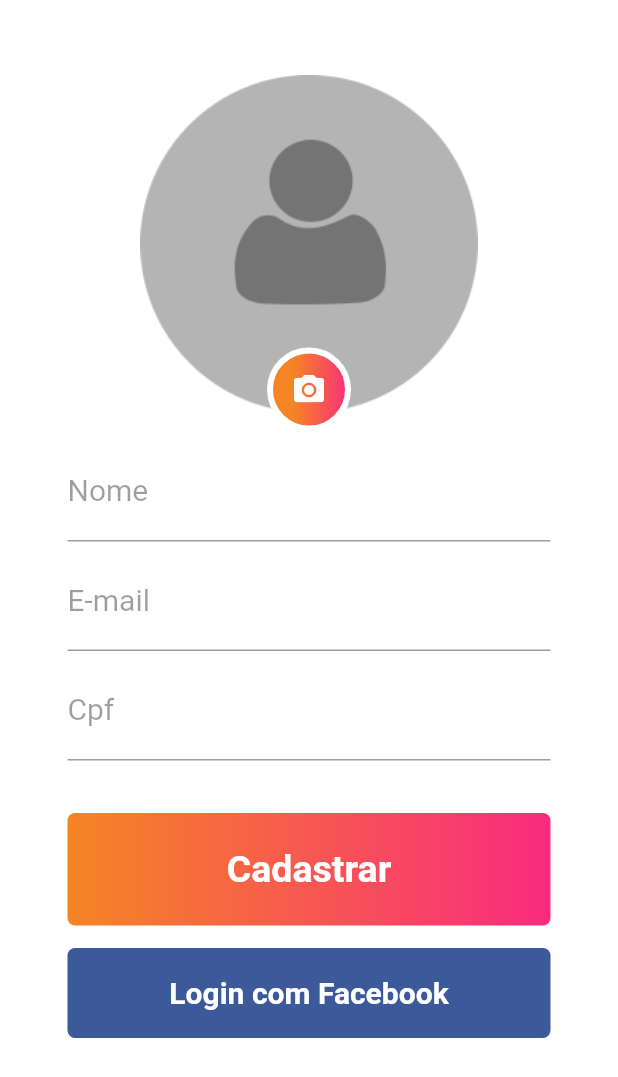
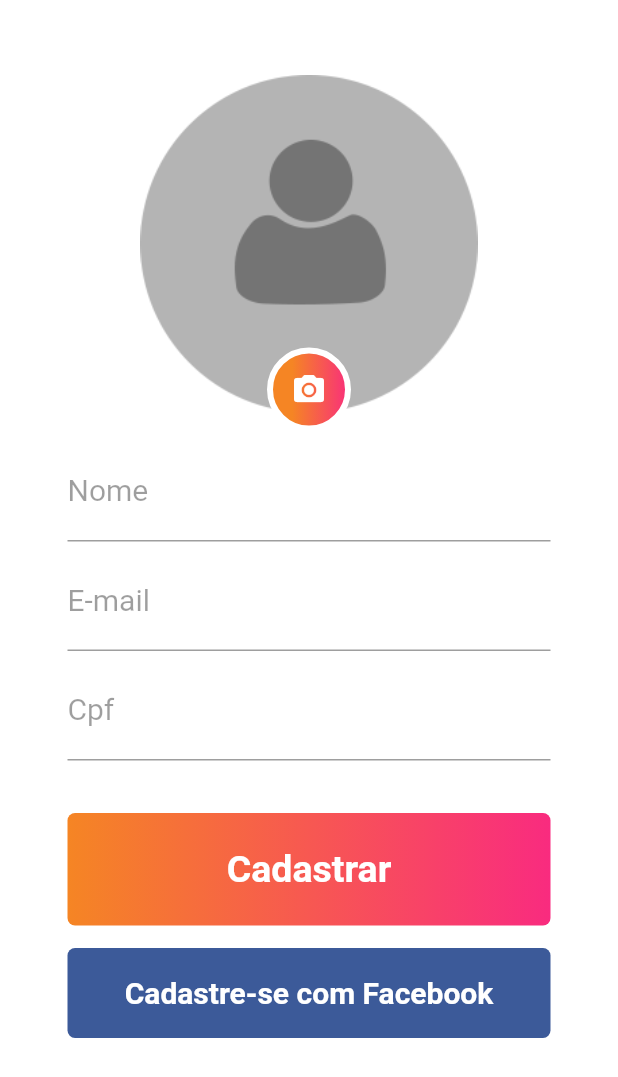
Before and after one commit to bicos-oficial/mobile, a Flutter app: the screen it shows after launch, after a tap on "Não possui login? Cadastre-se", on a phone screen of 412 x 824 dp. Shown: the top 1077 px of the screen. Run offline on Flutter 3.47's test engine with Material 2 defaults, Android fonts, the phone set to English and light mode, and no system bars; our stand-ins replace mask_text_input_formatter.

```diff
--- a/lib/pages/login.page.dart
+++ b/lib/pages/login.page.dart
@@ -8,17 +8,17 @@ class LoginPage extends StatelessWidget {
   Widget build(BuildContext context) {
     return Scaffold(
       body: Container(
-        padding: EdgeInsets.only(top: 60, left: 40, right: 40),
+        padding: EdgeInsets.only(top: 45, left: 40, right: 40),
         color: Colors.white,
         child: ListView(
           children: <Widget>[
             SizedBox(
-              width: 260,
-              height: 260,
-              child: Image.asset("images/logo.png"),
+              width: 250,
+              height: 250,
+              child: Image.asset("images/bicos_logo.png"),
             ),
             SizedBox(
-              height: 15,
+              height: 15  ,
             ),
             TextFormField(
               // autofocus: true,
@@ -34,7 +34,7 @@ class LoginPage extends StatelessWidget {
               style: TextStyle(fontSize: 20),
             ),
             SizedBox(
-              height: 10,
+              height: 20,
             ),
             TextFormField(
               // autofocus: true,
@@ -74,7 +74,7 @@ class LoginPage extends StatelessWidget {
               ),
             ),
             SizedBox(
-              height: 40,
+              height: 30,
             ),
             Container(
               height: 60,
@@ -153,7 +153,7 @@ class LoginPage extends StatelessWidget {
               ),
             ),
             SizedBox(
-              height: 10,
+              height: 15,
             ),
             Container(
               height: 40,
--- a/lib/pages/signup.page.dart
+++ b/lib/pages/signup.page.dart
@@ -157,7 +157,7 @@ class SignupPage extends StatelessWidget {
                     mainAxisAlignment: MainAxisAlignment.center,
                     children: <Widget>[
                       Text(
-                        "Login com Facebook",
+                        "Cadastre-se com Facebook",
                         style: TextStyle(
                           fontWeight: FontWeight.bold,
                           color: Colors.white,
```
Also changed, not shown: pubspec.yaml (+10 -2 lines), images/bicos_logo.png (added), images/bicos_logo_sombra.png (added), pubspec.lock, 20 other files.
